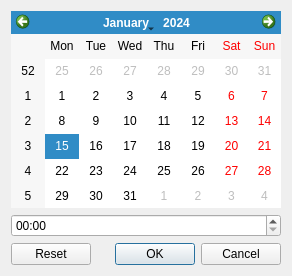
Qt form widget/qwmdatetimeeditor.ui (alleindrach/QWellMan) before a commit.
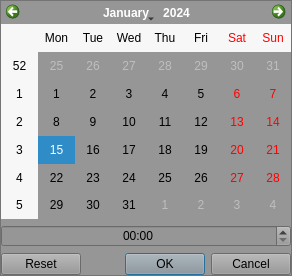
The same form after that commit.

What changed in the file:
```diff
--- a/widget/qwmdatetimeeditor.ui
+++ b/widget/qwmdatetimeeditor.ui
@@ -14,9 +14,51 @@
    <string>Dialog</string>
   </property>
   <property name="autoFillBackground">
-   <bool>true</bool>
+   <bool>false</bool>
+  </property>
+  <property name="styleSheet">
+   <string notr="true">background-color: rgb(50,50,50);</string>
   </property>
   <layout class="QVBoxLayout" name="verticalLayout_2">
+   <property name="leftMargin">
+    <number>0</number>
+   </property>
+   <property name="topMargin">
+    <number>0</number>
+   </property>
+   <property name="rightMargin">
+    <number>0</number>
+   </property>
+   <property name="bottomMargin">
+    <number>0</number>
+   </property>
+   <item>
+    <widget class="QFrame" name="frame">
+     <property name="styleSheet">
+      <string notr="true">background-color: rgb(150,150,150);</string>
+     </property>
+     <property name="frameShape">
+      <enum>QFrame::StyledPanel</enum>
+     </property>
+     <property name="frameShadow">
+      <enum>QFrame::Raised</enum>
+     </property>
+     <property name="lineWidth">
+      <number>2</number>
+     </property>
+     <layout class="QVBoxLayout" name="verticalLayout_3">
+      <property name="leftMargin">
+       <number>0</number>
+      </property>
+      <property name="topMargin">
+       <number>0</number>
+      </property>
+      <property name="rightMargin">
+       <number>0</number>
+      </property>
+      <property name="bottomMargin">
+       <number>0</number>
+      </property>
    <item>
     <layout class="QVBoxLayout" name="verticalLayout">
      <item>
@@ -24,21 +66,24 @@
      </item>
      <item>
       <widget class="QTimeEdit" name="timeEdit">
+          <property name="alignment">
+           <set>Qt::AlignCenter</set>
+          </property>
        <property name="displayFormat">
         <string>hh:mm</string>
        </property>
       </widget>
      </item>
-    </layout>
-   </item>
    <item>
     <widget class="QDialogButtonBox" name="buttonBox">
-     <property name="orientation">
-      <enum>Qt::Horizontal</enum>
-     </property>
      <property name="standardButtons">
       <set>QDialogButtonBox::Cancel|QDialogButtonBox::Ok|QDialogButtonBox::Reset</set>
      </property>
+         </widget>
+        </item>
+       </layout>
+      </item>
+     </layout>
     </widget>
    </item>
   </layout>
```
Left out of the diff: 3 changed lines with no effect on the pictures. Lines whose indentation alone changed are shown as unchanged.
